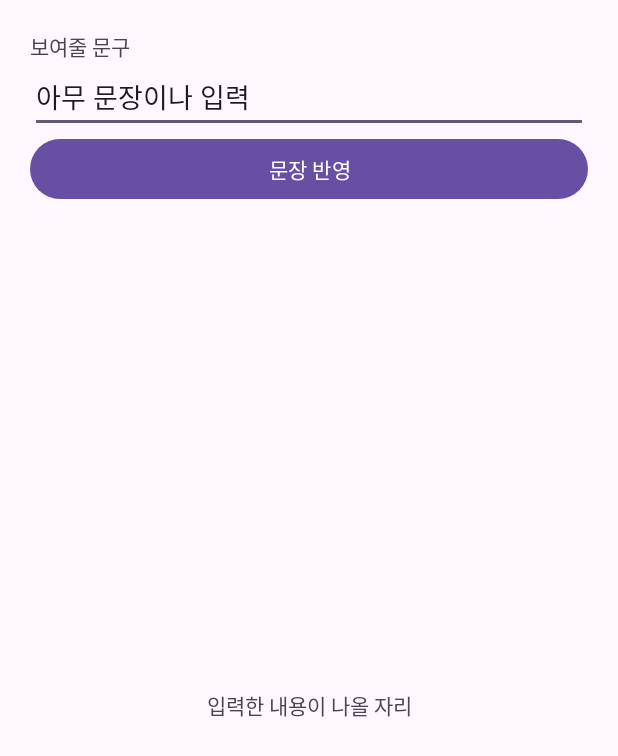
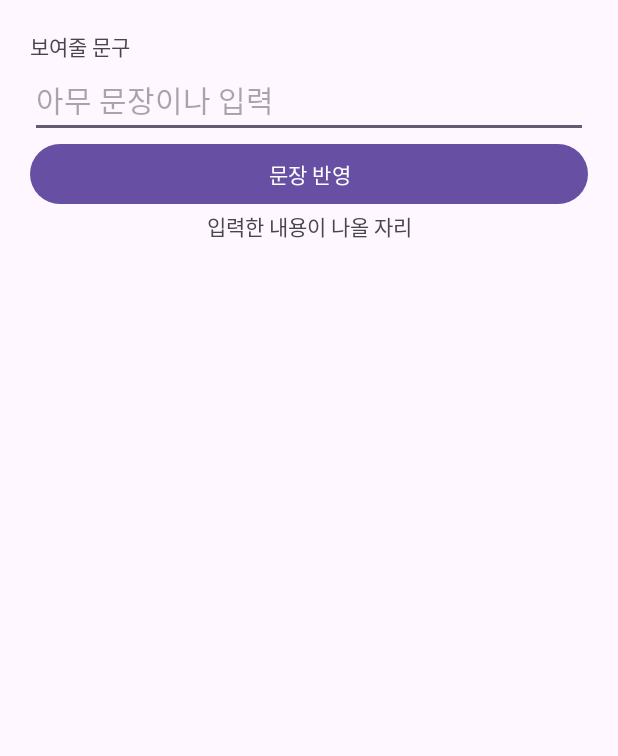
Before and after one commit to Dalho-jung/UiKotlin_Dal, an Android app: the layout activity_main.xml on its own in the app's theme, with its tools: preview values and no code run, on a phone screen of 412 x 824 dp. Shown: the top 756 px of the screen. Run offline under Robolectric (Android 15) with nearby library versions, the phone set to English and light mode, and no system bars.

Commit message:
xml 셋팅 viewbing

```diff
--- a/app/src/main/java/com/n2isys/uikotlin_dal/MainActivity.kt
+++ b/app/src/main/java/com/n2isys/uikotlin_dal/MainActivity.kt
@@ -2,10 +2,14 @@ package com.n2isys.uikotlin_dal
 
 import androidx.appcompat.app.AppCompatActivity
 import android.os.Bundle
+import com.n2isys.uikotlin_dal.databinding.ActivityMainBinding
 
 class MainActivity : AppCompatActivity() {
     override fun onCreate(savedInstanceState: Bundle?) {
         super.onCreate(savedInstanceState)
-        setContentView(R.layout.activity_main)
+        var viewBind = ActivityMainBinding.inflate(layoutInflater,null,false)
+        setContentView(viewBind.root)
+
+
     }
 }
--- a/app/src/main/res/layout/activity_main.xml
+++ b/app/src/main/res/layout/activity_main.xml
@@ -17,7 +17,8 @@
         android:id="@+id/contentEdt"
         android:layout_width="match_parent"
         android:layout_height="wrap_content"
-        android:text="아무 문장이나 입력"/>
+        android:hint="아무 문장이나 입력"
+        android:textSize="20dp"/>
 
     <Button
         android:id="@+id/okBtn"
@@ -28,7 +29,7 @@
     <TextView
         android:id="@+id/resultRst"
         android:layout_width="match_parent"
-        android:layout_height="match_parent"
+        android:layout_height="wrap_content"
         android:gravity="center"
         android:text="입력한 내용이 나올 자리"/>
 
```
Also changed, not shown: app/build.gradle.kts (+6 -2 lines).
